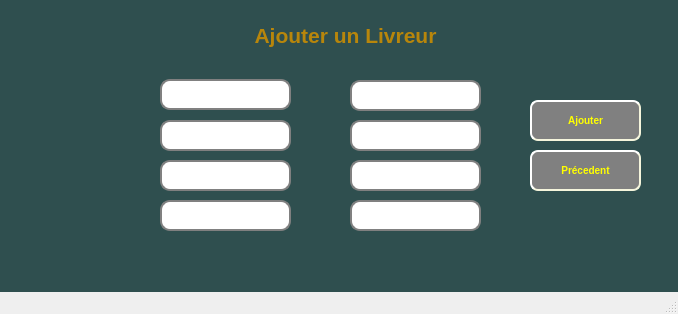
Old version of the form mainwindow.ui in the repository chkiwa/Smart_Home_delivery_2A3_vol2.
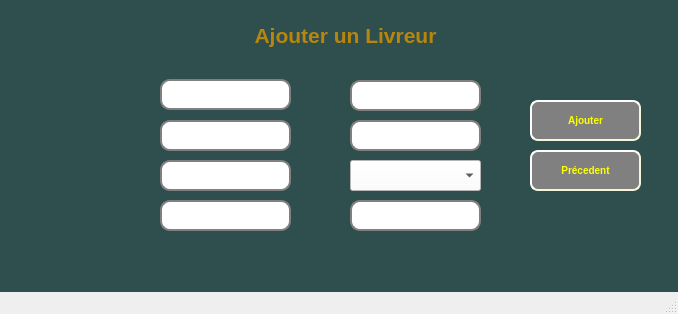
New version of the form. The open tabs and pages were chosen to show the change.

```diff
--- a/mainwindow.ui
+++ b/mainwindow.ui
@@ -1112,25 +1112,6 @@
 }</string>
       </property>
      </widget>
-     <widget class="QLineEdit" name="lineEdit_idscooter">
-      <property name="geometry">
-       <rect>
-        <x>350</x>
-        <y>160</y>
-        <width>131</width>
-        <height>31</height>
-       </rect>
-      </property>
-      <property name="styleSheet">
-       <string notr="true">QLineEdit {
-    border: 2px solid gray;
-    border-radius: 10px;
-    padding: 0 8px;
-    background: white;
-    selection-background-color: darkgray;
-}</string>
-      </property>
-     </widget>
      <widget class="QLineEdit" name="lineEdit_presence">
       <property name="geometry">
        <rect>
@@ -1265,6 +1246,19 @@
        <string>Précedent</string>
       </property>
      </widget>
+     <widget class="QComboBox" name="comboBox_idscooter">
+      <property name="geometry">
+       <rect>
+        <x>350</x>
+        <y>160</y>
+        <width>131</width>
+        <height>31</height>
+       </rect>
+      </property>
+      <property name="styleSheet">
+       <string notr="true">background-color: rgb(255, 255, 255);</string>
+      </property>
+     </widget>
     </widget>
     <widget class="QWidget" name="page_5">
      <widget class="QLabel" name="label_4">
```
Left out of the diff: 2 changed lines with no effect on the pictures.
